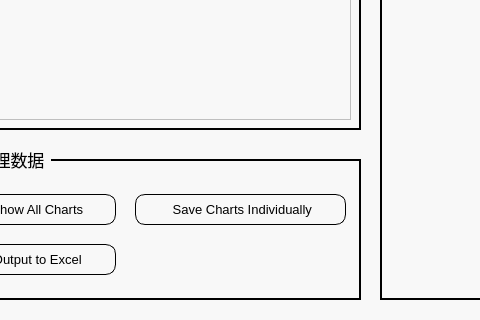
The window that mainwindow/mainwindow.ui (Chenjingzhi-cjb/MseedProcessGui) describes before a commit, drawn with Qt 5; both pictures show x 330 to 810 and y 181 to 501 of the 1001 by 501 pixel window.
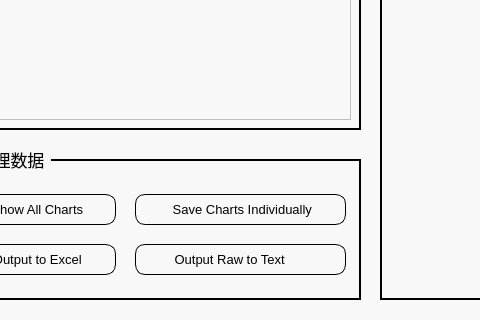
The same window after the commit. Icons and pictures are not drawn.

Diff of the .ui file:
```diff
--- a/mainwindow/mainwindow.ui
+++ b/mainwindow/mainwindow.ui
@@ -956,6 +956,57 @@
      <number>0</number>
     </property>
    </widget>
+   <widget class="QPushButton" name="button_output_raw_dat">
+    <property name="geometry">
+     <rect>
+      <x>465</x>
+      <y>425</y>
+      <width>211</width>
+      <height>31</height>
+     </rect>
+    </property>
+    <property name="font">
+     <font>
+      <pointsize>-1</pointsize>
+     </font>
+    </property>
+    <property name="styleSheet">
+     <string notr="true">QPushButton {
+	border-radius: 10px;
+	border: 1px solid;
+	background-color: rgb(248,248,248);
+	font-size: 13px;
+}
+
+QPushButton:hover {
+	border-radius: 10px;
+	border: 1px solid;
+	background-color: rgb(238,238,238);
+	font-size: 14px;
+}
+
+QPushButton:pressed {
+	border-radius: 10px;
+	border: 1px solid blue;
+	background-color: rgb(238,238,238);
+	font-size: 12px;
+}</string>
+    </property>
+    <property name="text">
+     <string> Output Raw to Text       </string>
+    </property>
+    <property name="icon">
+     <iconset>
+      <normalon>:/button/resource/rawdat.svg</normalon>
+     </iconset>
+    </property>
+    <property name="iconSize">
+     <size>
+      <width>24</width>
+      <height>24</height>
+     </size>
+    </property>
+   </widget>
    <zorder>label_frame_process_data</zorder>
    <zorder>label_frame_load_data</zorder>
    <zorder>label_frame_pyenv</zorder>
@@ -989,6 +1040,7 @@
    <zorder>dSpinBox_freq_min</zorder>
    <zorder>dSpinBox_freq_max</zorder>
    <zorder>label_line_2</zorder>
+   <zorder>button_output_raw_dat</zorder>
   </widget>
  </widget>
  <resources>
```
